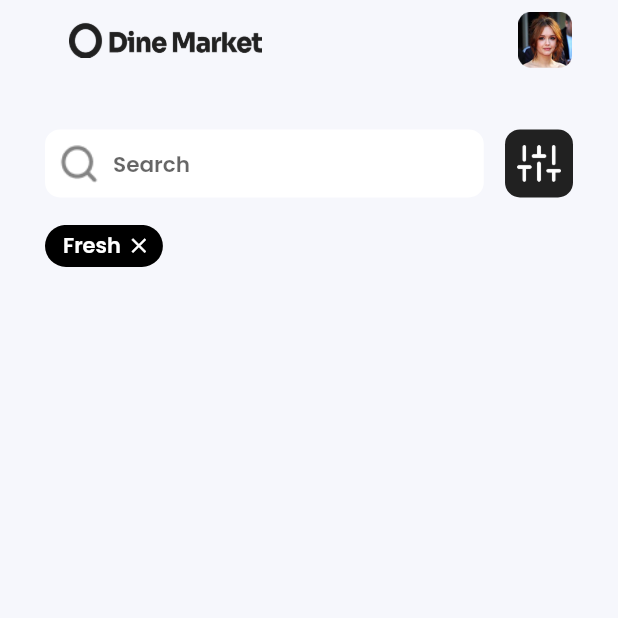
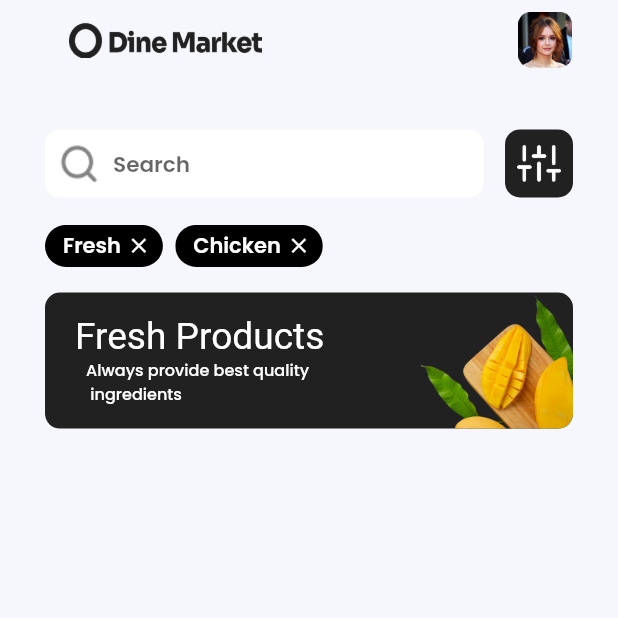
Before and after one commit to JhonatanAzevedo/Dine-Market, a Flutter app: the screen it shows after launch, on a phone screen of 412 x 824 dp, the top half of it. Run offline on Flutter 3.47's test engine with Material 2 defaults, Android fonts, the phone set to English and light mode, and no system bars; drawn by our look-alikes of carousel_slider; our stand-ins replace get, google_fonts.

```diff
--- a/lib/app/ui/android/home/home_page.dart
+++ b/lib/app/ui/android/home/home_page.dart
@@ -1,7 +1,14 @@
+import 'package:carousel_slider/carousel_options.dart';
+import 'package:carousel_slider/carousel_slider.dart';
 import 'package:flutter/material.dart';
 import 'package:google_fonts/google_fonts.dart';
 
 class HomePage extends StatelessWidget {
+  final assetsImage = [
+    'assets/images/cardImage.png',
+    'assets/images/user_profile.png'
+  ];
+
   @override
   Widget build(BuildContext context) {
     final height = MediaQuery.of(context).size.height / 100;
@@ -63,8 +70,8 @@ class HomePage extends StatelessWidget {
                                 child: TextButton(
                                   onPressed: () {},
                                   child: Image(
-                                      image: AssetImage(
-                                          'assets/images/search.png'),
+                                    image:
+                                        AssetImage('assets/images/search.png'),
                                   ),
                                 ),
                               ),
@@ -95,8 +102,7 @@ class HomePage extends StatelessWidget {
                           child: TextButton(
                               onPressed: () {},
                               child: Image(
-                                  image:
-                                      AssetImage('assets/images/sliders.png'),
+                                image: AssetImage('assets/images/sliders.png'),
                               )),
                         ),
                       ],
@@ -110,27 +116,41 @@ class HomePage extends StatelessWidget {
                         scrollDirection: Axis.horizontal,
                         children: [
                           Wrap(
+                            spacing: height * 1,
                             children: [
                               Chip(
                                 label: Text('Fresh'),
-                                  onDeleted: (){},
-                                  deleteIcon: Icon(Icons.close, size: height * 2, color: Colors.white,),
+                                onDeleted: () {},
+                                deleteIcon: Icon(
+                                  Icons.close,
+                                  size: height * 2,
+                                  color: Colors.white,
+                                ),
                                 backgroundColor: Colors.black,
                                 labelStyle: GoogleFonts.poppins(
-                                    color:  Colors.white,
-                                    fontWeight: FontWeight.w600
+                                    color: Colors.white,
+                                    fontWeight: FontWeight.w600),
+                                visualDensity: VisualDensity.compact,
+                                labelPadding:
+                                    EdgeInsets.only(left: 8, right: 0),
                               ),
-
+                              Chip(
+                                label: Text('Chicken'),
+                                onDeleted: () {},
+                                deleteIcon: Icon(
+                                  Icons.close,
+                                  size: height * 2,
+                                  color: Colors.white,
+                                ),
+                                backgroundColor: Colors.black,
+                                labelStyle: GoogleFonts.poppins(
+                                    color: Colors.white,
+                                    fontWeight: FontWeight.w600),
                                 visualDensity: VisualDensity.compact,
-                                  labelPadding: EdgeInsets.only(left: 8, right: 0 ),
-
-
-
+                                labelPadding:
+                                    EdgeInsets.only(left: 8, right: 0),
                               )
                             ],
-                            )
-                          ],
-                        ),
                           ),
                         ],
                       ),
@@ -138,6 +158,87 @@ class HomePage extends StatelessWidget {
                   ],
                 ),
               ),
-        ));
+              SizedBox(
+                height: height * 4,
+              ),
+              Container(
+                decoration: BoxDecoration(
+                  color: Color(0xff212121),
+                    borderRadius: BorderRadius.all(Radius.circular(10))),
+                height: height * 11,
+                child: CarouselSlider.builder(
+                  itemCount: assetsImage.length,
+                  options: CarouselOptions(
+                    height: height * 11,
+                    viewportFraction: 1,
+                  ),
+                  itemBuilder: (context, index, realIndex) {
+                    final assetImage = assetsImage[index];
+                    final w = width;
+
+                    return buildCard(assetImage, index, w);
+                  },
+                ),
+              ),
+            ],
+          ),
+        ),
+      ),
+    );
   }
 }
+
+Widget buildCard(String assetImages, int index, w) {
+  return Container(
+    decoration: BoxDecoration(
+      borderRadius: BorderRadius.all(
+        Radius.circular(10),
+      ),
+    ),
+    child: Padding(
+      padding: const EdgeInsets.only(left: 20),
+      child: Row(
+        mainAxisAlignment: MainAxisAlignment.spaceBetween,
+        children: [
+          Container(
+            child: Column(
+              mainAxisAlignment: MainAxisAlignment.center,
+              children: [
+                Container(
+                  child: Text(
+                    'Fresh Products',
+                    textAlign: TextAlign.start,
+                    style: GoogleFonts.berkshireSwash(
+                      fontSize: w * 6,
+                      color: Colors.white,
+                    ),
+                  ),
+                ),
+                Container(
+                  child: Text(
+                    'Always provide best quality \n ingredients',
+                    style: GoogleFonts.poppins(
+                      fontWeight: FontWeight.w500,
+                      fontSize: w * 2.6,
+                      color: Colors.white,
+                    ),
+                  ),
+                )
+              ],
+            ),
+          ),
+          Container(
+            decoration: BoxDecoration(
+              borderRadius: BorderRadius.all(
+                Radius.circular(10),
+              ),
+              image: DecorationImage(
+                  image: AssetImage(assetImages), fit: BoxFit.cover),
+            ),
+            width: w * 26,
+          )
+        ],
+      ),
+    ),
+  );
+}
--- a/pubspec.yaml
+++ b/pubspec.yaml
@@ -30,6 +30,8 @@ dependencies:
   cupertino_icons: ^1.0.2
   get: ^4.3.8
   google_fonts:
+  carousel_slider:
+  smooth_page_indicator: ^1.0.0+2
 
 dev_dependencies:
   flutter_test:
```
Also changed, not shown: assets/images/cardImage.png (added), pubspec.lock. Lines whose indentation alone changed are shown as unchanged.
